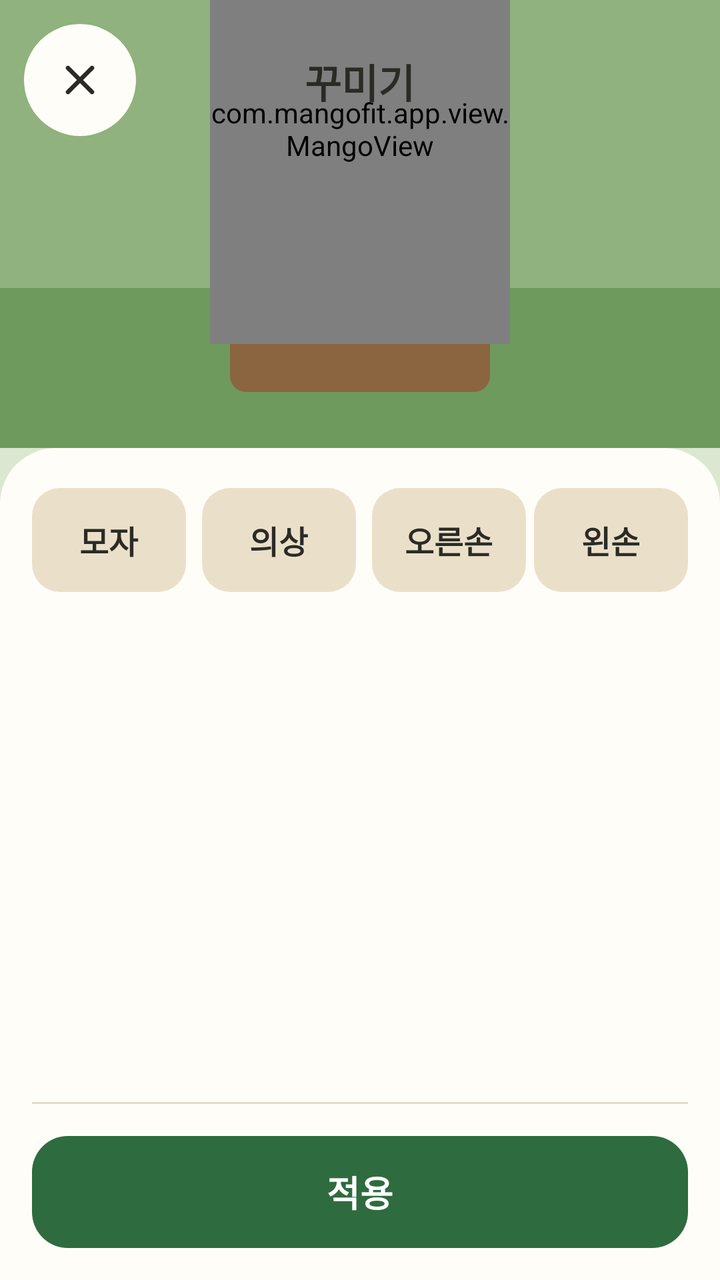
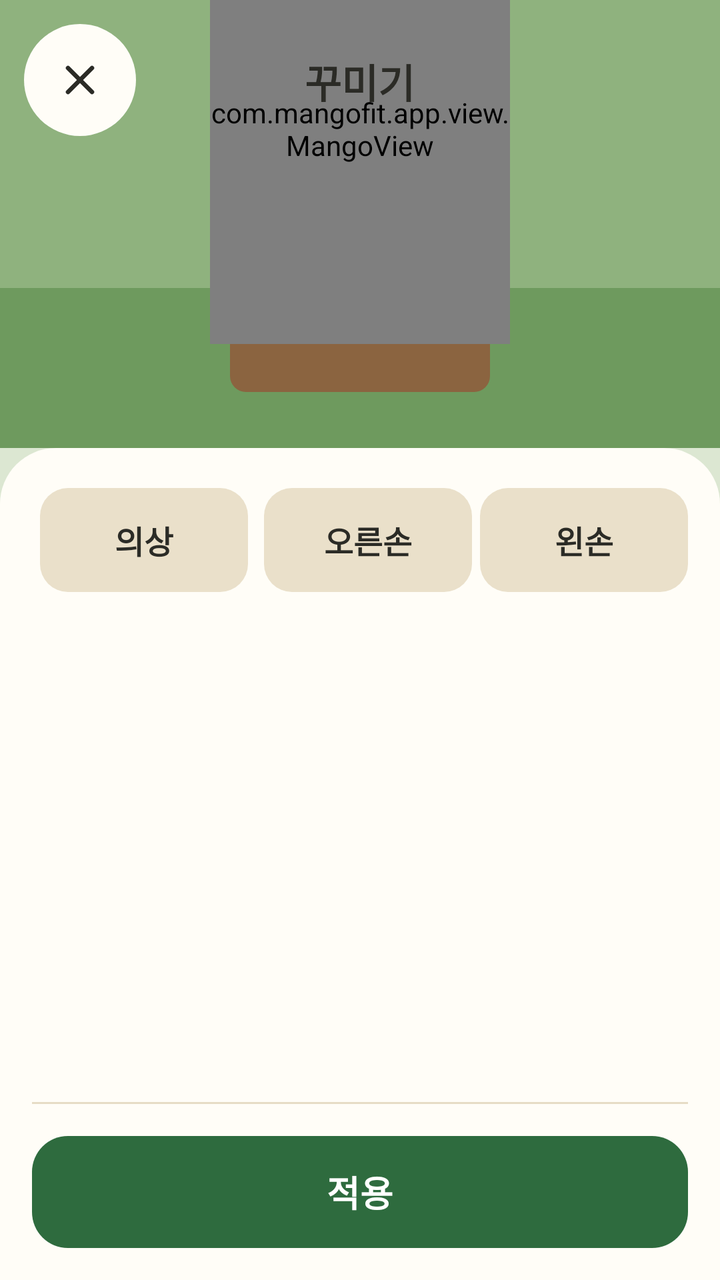

Before-and-after screenshots of an Android layout around one commit, followed by the original layout XML and the change that was made.
<!-- AndroidManifest.xml: application theme Theme.JavaApplication -->
<!-- res/layout/activity_customize.xml -->
<?xml version="1.0" encoding="utf-8"?>
<LinearLayout xmlns:android="http://schemas.android.com/apk/res/android"
    android:layout_width="match_parent"
    android:layout_height="match_parent"
    android:background="@color/sky"
    android:orientation="vertical">

    <FrameLayout
        android:id="@+id/customize_scene"
        android:layout_width="match_parent"
        android:layout_height="0dp"
        android:layout_weight="35"
        android:background="@color/sky">

        <include layout="@layout/view_forest_scene" />

        <ImageButton
            android:id="@+id/customize_close"
            android:layout_width="56dp"
            android:layout_height="56dp"
            android:layout_gravity="top|start"
            android:layout_margin="12dp"
            android:background="@drawable/bg_circle_white"
            android:contentDescription="@string/close"
            android:src="@drawable/ic_close" />

        <TextView
            style="@style/CardTitle"
            android:layout_width="wrap_content"
            android:layout_height="wrap_content"
            android:layout_gravity="top|center_horizontal"
            android:layout_marginTop="26dp"
            android:text="@string/customize_title" />
    </FrameLayout>

    <LinearLayout
        android:id="@+id/customize_sheet"
        android:layout_width="match_parent"
        android:layout_height="0dp"
        android:layout_weight="65"
        android:background="@drawable/bg_sheet_top"
        android:orientation="vertical"
        android:paddingStart="16dp"
        android:paddingTop="20dp"
        android:paddingEnd="16dp"
        android:paddingBottom="16dp">

        <LinearLayout
            android:layout_width="match_parent"
            android:layout_height="wrap_content"
            android:orientation="horizontal">

            <TextView
                android:id="@+id/tab_hat"
                style="@style/SegmentTab"
                android:layout_height="52dp"
                android:layout_marginEnd="4dp"
                android:background="@drawable/bg_tab_dark"
                android:text="@string/slot_hat"
                android:textColor="@color/tab_dark_text" />

            <TextView
                android:id="@+id/tab_top"
                style="@style/SegmentTab"
                android:layout_height="52dp"
                android:layout_marginStart="4dp"
                android:layout_marginEnd="4dp"
                android:background="@drawable/bg_tab_dark"
                android:text="@string/slot_top"
                android:textColor="@color/tab_dark_text" />

            <TextView
                android:id="@+id/tab_hand"
                style="@style/SegmentTab"
                android:layout_height="52dp"
                android:layout_marginStart="4dp"
                android:background="@drawable/bg_tab_dark"
                android:text="@string/slot_hand"
                android:textColor="@color/tab_dark_text" />
            <TextView
                android:id="@+id/tab_left_hand"
                style="@style/SegmentTab"
                android:layout_height="52dp"
                android:layout_marginStart="4dp"
                android:background="@drawable/bg_tab_dark"
                android:text="@string/slot_left_hand"
                android:textColor="@color/tab_dark_text" />
        </LinearLayout>

        <ScrollView
            android:layout_width="match_parent"
            android:layout_height="0dp"
            android:layout_marginTop="12dp"
            android:layout_weight="1">

            <LinearLayout
                android:layout_width="match_parent"
                android:layout_height="wrap_content"
                android:orientation="vertical">

                
                <GridLayout
                    android:id="@+id/customize_grid"
                    android:layout_width="match_parent"
                    android:layout_height="wrap_content"
                    android:columnCount="3" />

                <TextView
                    android:id="@+id/customize_empty"
                    style="@style/SubText"
                    android:layout_width="match_parent"
                    android:layout_height="wrap_content"
                    android:layout_marginTop="12dp"
                    android:gravity="center" />
            </LinearLayout>
        </ScrollView>

        <View
            android:layout_width="match_parent"
            android:layout_height="1dp"
            android:layout_marginBottom="16dp"
            android:background="@color/border" />

        <TextView
            android:id="@+id/customize_apply"
            style="@style/PrimaryButton"
            android:text="@string/customize_apply" />
    </LinearLayout>
</LinearLayout>
<!-- res/layout/view_forest_scene.xml (included above) -->
<?xml version="1.0" encoding="utf-8"?>
<merge xmlns:android="http://schemas.android.com/apk/res/android">

    <View
        android:layout_width="150dp"
        android:layout_height="220dp"
        android:layout_gravity="bottom|start"
        android:layout_marginStart="-30dp"
        android:layout_marginBottom="40dp"
        android:background="@drawable/bg_hill" />

    <View
        android:layout_width="160dp"
        android:layout_height="260dp"
        android:layout_gravity="bottom|start"
        android:layout_marginStart="60dp"
        android:layout_marginBottom="70dp"
        android:background="@drawable/bg_hill" />

    <View
        android:layout_width="200dp"
        android:layout_height="250dp"
        android:layout_gravity="bottom|end"
        android:layout_marginEnd="-40dp"
        android:layout_marginBottom="40dp"
        android:background="@drawable/bg_hill" />

    <View
        android:layout_width="match_parent"
        android:layout_height="80dp"
        android:layout_gravity="bottom"
        android:background="@color/ground" />

    <View
        android:layout_width="130dp"
        android:layout_height="46dp"
        android:layout_gravity="bottom|center_horizontal"
        android:layout_marginBottom="28dp"
        android:background="@drawable/bg_stump" />

    <View
        android:layout_width="140dp"
        android:layout_height="20dp"
        android:layout_gravity="bottom|center_horizontal"
        android:layout_marginBottom="64dp"
        android:background="@drawable/bg_stump_top" />

    <com.mangofit.app.view.MangoView
        android:id="@+id/scene_mango"
        android:layout_width="150dp"
        android:layout_height="215dp"
        android:layout_gravity="bottom|center_horizontal"
        android:layout_marginBottom="52dp" />
</merge>
<!-- resources referenced by this layout -->
<resources>
  <color name="border">#E6DCC6</color>
  <color name="ground">#6E9A5E</color>
  <color name="sky">#DCE7D2</color>
  <!-- drawable bg_circle_white (drawable) -->
  <?xml version="1.0" encoding="utf-8"?>
  <shape xmlns:android="http://schemas.android.com/apk/res/android" android:shape="oval">
      <solid android:color="@color/card_bg" />
  </shape>
  <!-- drawable bg_hill (drawable) -->
  <?xml version="1.0" encoding="utf-8"?>
  <shape xmlns:android="http://schemas.android.com/apk/res/android" android:shape="rectangle">
      <corners android:topLeftRadius="90dp" android:topRightRadius="90dp"
          android:bottomLeftRadius="0dp" android:bottomRightRadius="0dp" />
      <solid android:color="@color/hill" />
  </shape>
  <!-- drawable bg_sheet_top (drawable) -->
  <?xml version="1.0" encoding="utf-8"?>
  <shape xmlns:android="http://schemas.android.com/apk/res/android" android:shape="rectangle">
      <corners android:topLeftRadius="28dp" android:topRightRadius="28dp"
          android:bottomLeftRadius="0dp" android:bottomRightRadius="0dp" />
      <solid android:color="@color/card_bg" />
  </shape>
  <!-- drawable bg_stump (drawable) -->
  <?xml version="1.0" encoding="utf-8"?>
  <shape xmlns:android="http://schemas.android.com/apk/res/android" android:shape="rectangle">
      <corners android:radius="8dp" />
      <solid android:color="@color/stump" />
  </shape>
  <!-- drawable bg_stump_top (drawable) -->
  <?xml version="1.0" encoding="utf-8"?>
  <shape xmlns:android="http://schemas.android.com/apk/res/android" android:shape="oval">
      <solid android:color="@color/stump_top" />
  </shape>
  <!-- drawable ic_close (drawable) -->
  <?xml version="1.0" encoding="utf-8"?>
  <vector xmlns:android="http://schemas.android.com/apk/res/android"
      android:width="24dp"
      android:height="24dp"
      android:viewportWidth="24"
      android:viewportHeight="24">
      <path
          android:strokeColor="#FF2B2B26"
          android:strokeWidth="2.2"
          android:strokeLineCap="round"
          android:pathData="M6,6L18,18M18,6L6,18" />
  </vector>
  <string name="close">닫기</string>
  <string name="customize_apply">적용</string>
  <string name="customize_title">꾸미기</string>
  <string name="slot_hand">오른손</string>
  <string name="slot_hat">모자</string>
  <string name="slot_left_hand">왼손</string>
  <string name="slot_top">의상</string>
  <style name="CardTitle">
          <item name="android:textSize">20sp</item>
          <item name="android:textStyle">bold</item>
          <item name="android:textColor">@color/text_primary</item>
      </style>
  <style name="SubText">
          <item name="android:textSize">14sp</item>
          <item name="android:textColor">@color/text_secondary</item>
      </style>
  <style name="Theme.JavaApplication" parent="Base.Theme.JavaApplication" />
  <color name="card_bg">#FFFDF7</color>
  <color name="hill">#8FB27E</color>
  <color name="stump">#8B6440</color>
  <color name="stump_top">#B08455</color>
  <color name="forest_dark">#2E4A33</color>
  <color name="beige">#EAE0CA</color>
  <color name="text_primary">#2B2B26</color>
  <color name="white">#FFFFFFFF</color>
  <color name="text_secondary">#6B675C</color>
  <style name="Base.Theme.JavaApplication" parent="Theme.Material3.Light.NoActionBar">
          <item name="colorPrimary">@color/green_primary</item>
          <item name="colorOnPrimary">@color/white</item>
          <item name="colorSecondary">@color/mango_orange</item>
          <item name="android:windowBackground">@color/cream_bg</item>
          <item name="android:textColorPrimary">@color/text_primary</item>
          <item name="android:textColorSecondary">@color/text_secondary</item>
      </style>
  <color name="green_primary">#2E6B3E</color>
  <color name="mango_orange">#F0A93B</color>
  <color name="cream_bg">#F6F0E4</color>
  <!-- unchanged entries left out for length: 5 -->
</resources>

<!-- the commit's change to res/layout/activity_customize.xml (unified diff, before → after) -->
@@ -49,15 +49,6 @@
             android:layout_width="match_parent"
             android:layout_height="wrap_content"
             android:orientation="horizontal">
-
-            <TextView
-                android:id="@+id/tab_hat"
-                style="@style/SegmentTab"
-                android:layout_height="52dp"
-                android:layout_marginEnd="4dp"
-                android:background="@drawable/bg_tab_dark"
-                android:text="@string/slot_hat"
-                android:textColor="@color/tab_dark_text" />
 
             <TextView
                 android:id="@+id/tab_top"
<!-- resource entries referenced after the edit -->
@@ -50,7 +50,6 @@
   <string name="customize_apply">적용</string>
   <string name="customize_title">꾸미기</string>
   <string name="slot_hand">오른손</string>
-  <string name="slot_hat">모자</string>
   <string name="slot_left_hand">왼손</string>
   <string name="slot_top">의상</string>
   <style name="CardTitle">
